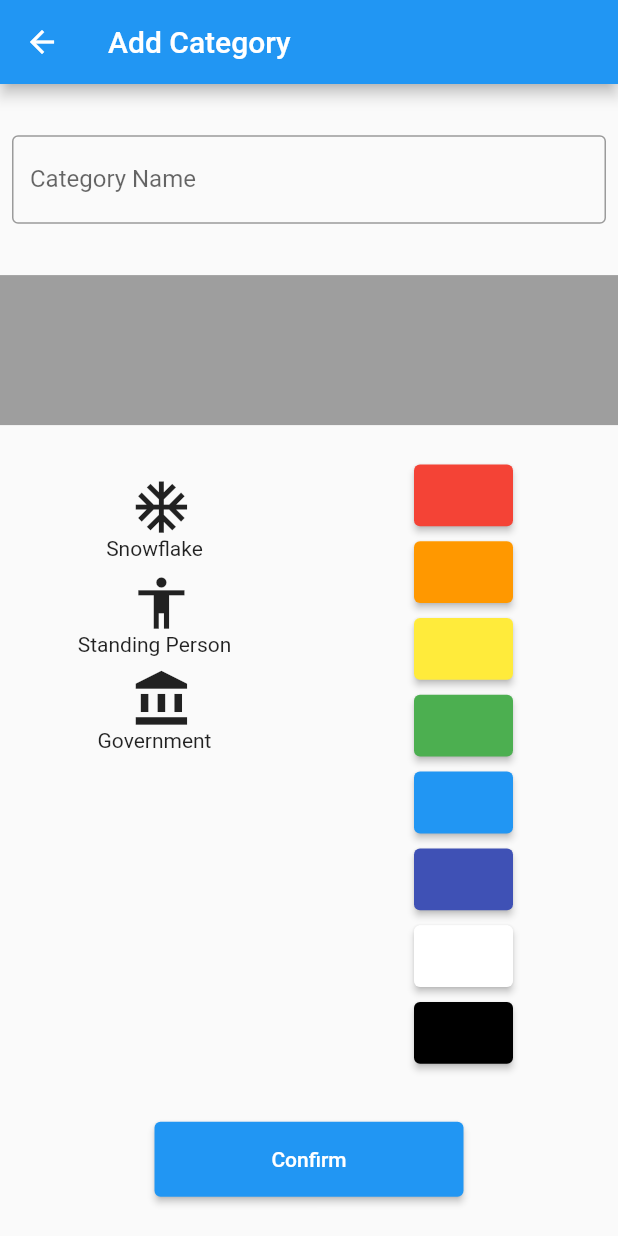
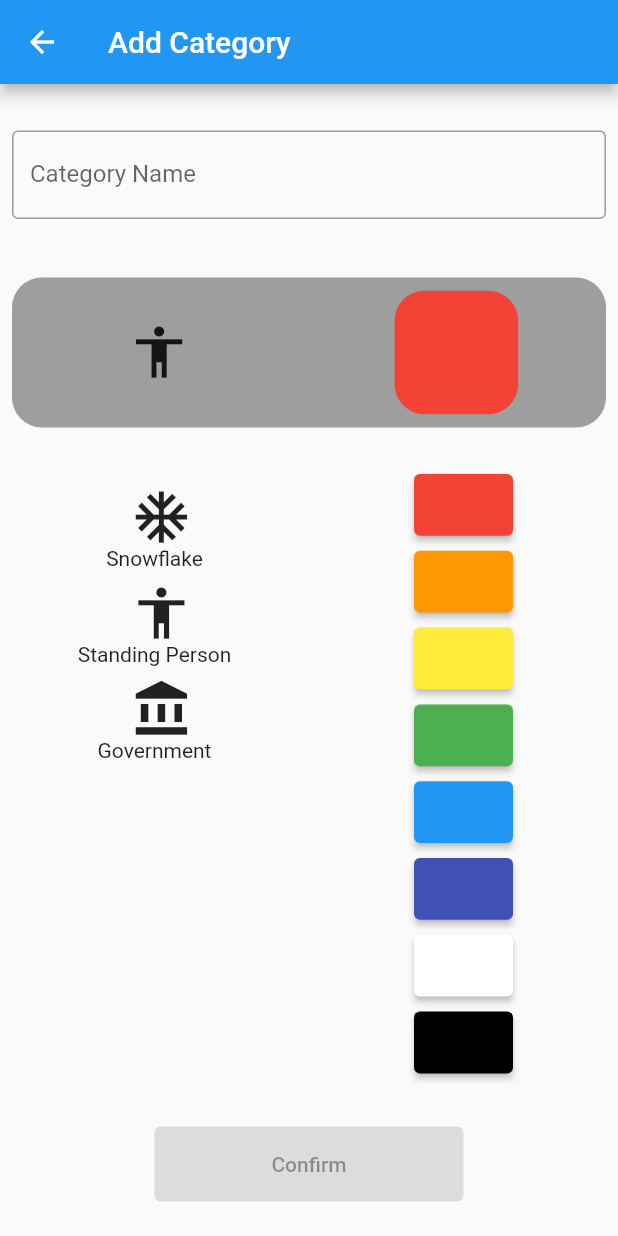
Before and after one commit to a-a-ronli/soberguardian, a Flutter app: the AddCategoryScreen screen opened directly, after a tap on the "accessibility" icon, on a phone screen of 412 x 824 dp. Run offline on Flutter 3.47's test engine with Material 2 defaults, Android fonts, the phone set to English and light mode, and no system bars; our stand-ins replace auto_size_text, firebase_auth, firebase_core, firebase_database, google_fonts, location and 1 more; accounts and stored records are empty.

Commit message:
Added Add Category Feature

```diff
--- a/soberguardianflutter/lib/add_category.dart
+++ b/soberguardianflutter/lib/add_category.dart
@@ -1,6 +1,11 @@
 import 'package:flutter/material.dart';
+import 'package:firebase_database/firebase_database.dart';
+import 'package:soberguardian/services/auth.dart';
+import 'package:soberguardian/shared/singleton.dart';
+
 import 'package:soberguardian/icons.dart';
 import 'package:soberguardian/colors.dart';
+import 'package:soberguardian/shared/colors_reference.dart';
 
 class AddCategoryScreen extends StatefulWidget {
   const AddCategoryScreen({super.key});
@@ -11,6 +16,10 @@ class AddCategoryScreen extends StatefulWidget {
 
 class _AddCategoryScreenState extends State<AddCategoryScreen> {
     late TextEditingController categoryNameController;
+    IconData iconSelection = supportedIcons[0].last;
+    Color colorSelection = supportedColors[0];
+
+    final Singleton _singleton = Singleton();
 
     @override
     void initState() {
@@ -45,11 +54,33 @@ class _AddCategoryScreenState extends State<AddCategoryScreen> {
                           ),
                       ),
                     ),
-                    Container(
-                        width: MediaQuery.of(context).size.width,
-                        height: 100,
-                        color: Colors.grey,
-                        child: Row(children: [],)
+                    Padding(
+                      padding: const EdgeInsets.all(8.0),
+                      child: Container(
+                          width: MediaQuery.of(context).size.width,
+                          height: 100,
+                          // color: Colors.grey,
+                          decoration: BoxDecoration(
+                              color: Colors.grey,
+                              borderRadius: BorderRadius.all(Radius.circular(20))
+                          ),
+                          child: Row(
+                              mainAxisAlignment: MainAxisAlignment.start,
+                              children: [
+                              SizedBox(
+                                  width: MediaQuery.sizeOf(context).width / 2.1,
+                                  child: Icon(iconSelection, size: MediaQuery.sizeOf(context).width / 10,)),
+                              SizedBox(width: MediaQuery.of(context).size.width / 7),
+                                  Container(
+                                    decoration: BoxDecoration(
+                                        color: colorSelection,
+                                        borderRadius: BorderRadius.all(Radius.circular(20))
+                                    ),
+                                    height: MediaQuery.of(context).size.height / 10,
+                                    width: MediaQuery.of(context).size.height / 10,
+                                ),
+                          ],)
+                      ),
                     ),
                     Row(
                         mainAxisAlignment: MainAxisAlignment.spaceEvenly,
@@ -70,7 +101,11 @@ class _AddCategoryScreenState extends State<AddCategoryScreen> {
                                             IconButton(
                                                 tooltip: pair.first,
                                                 onPressed: () {
-                                                    print(pair.first);
+                                                    if (mounted) {
+                                                      setState(() {
+                                                        iconSelection=pair.last;
+                                                    });
+                                                    }
                                                 },
                                                 icon: Icon(pair.last, size: MediaQuery.sizeOf(context).width / 10,)),
                                             Text(pair.first),
@@ -96,7 +131,13 @@ class _AddCategoryScreenState extends State<AddCategoryScreen> {
                                             // color: color,
                                             // shape: BoxShape.circle,
                                             // ),
-                                          child: ElevatedButton(onPressed: () {}, child: Text(""), style: ElevatedButton.styleFrom(
+                                          child: ElevatedButton(onPressed: () {
+                                            if (mounted) {
+                                              setState(() {
+                                                colorSelection=color;
+                                            });
+                                            }
+                                          }, child: Text(""), style: ElevatedButton.styleFrom(
                                               backgroundColor: color
                                           )),
                                         );
@@ -110,9 +151,23 @@ class _AddCategoryScreenState extends State<AddCategoryScreen> {
                         ],
                     ),
                     SizedBox(
-                        child: ElevatedButton(onPressed: () {}, child: Text("Confirm")),
                         width: MediaQuery.sizeOf(context).width / 2,
                         height: 50,
+                        child: ElevatedButton(onPressed: (categoryNameController.text != "") ? () {
+                            final ref =  FirebaseDatabase.instance.ref("user/${Auth().user?.uid}/categories");
+                            print("users/${Auth().user?.uid}/categories");
+                            List<dynamic> user_categories = List<dynamic>.from(_singleton.userData?.child("categories").value as List<dynamic>);
+                            user_categories.add({"name": categoryNameController.text, "color": colorToName[colorSelection], "icon": iconsToString[iconSelection]});
+                            ref.set(user_categories);
+                            Navigator.pop(context);
+                        //     ref.once().then((DatabaseEvent event) {
+                        //         DataSnapshot snapshot = event.snapshot;
+                        //         if (snapshot.value)
+                        //         List<dynamic> arr = List<dynamic>.from(snapshot.value as List<dynamic>);
+                        //         arr.add({"name": "Test"});
+                        //         ref.set(arr);
+                        // });
+                        } : null, child: const Text("Confirm")),
                     ),
                 ],
             )
--- a/soberguardianflutter/lib/icons.dart
+++ b/soberguardianflutter/lib/icons.dart
@@ -13,6 +13,12 @@ List<Pair<String, IconData>> supportedIcons = [
     Pair("Government", const IconData(0xe040, fontFamily: 'MaterialIcons')), // account_balance constant
 ];
 
+Map<IconData, String> iconsToString = {
+    IconData(0xe037, fontFamily: 'MaterialIcons'): "e037",
+    IconData(0xe03c, fontFamily: 'MaterialIcons'): "e03c",
+    IconData(0xe040, fontFamily: 'MaterialIcons'): "e040",
+};
+
 // Map<String, IconData> supportedIcons1 = {
 //     "Snowflake" : const IconData(0xe037, fontFamily: 'MaterialIcons'), // ac_unit constant
 //     "Standing Person" : const IconData(0xe03c, fontFamily: 'MaterialIcons'), // accessibility constant
--- /dev/null
+++ b/soberguardianflutter/lib/shared/colors_reference.dart
@@ -0,0 +1,26 @@
+
+import 'package:flutter/material.dart';
+
+Map<String, Color> nameToColors = {
+    "brown": Color(0xff5c4033),
+    "red": const Color.fromARGB(255, 244, 67, 54),
+    "orange": const Color.fromARGB(255, 255, 152, 0),
+    "yellow": const Color.fromARGB(255, 255, 235, 59),
+    "green": const Color.fromARGB(255, 76, 175, 80),
+    "blue": const Color.fromARGB(255, 33, 150, 243),
+    "dark blue": const Color.fromARGB(255, 63, 81, 181),
+    "white": const Color.fromARGB(255, 255, 255, 255),
+    "black": const Color.fromARGB(255, 0, 0, 0)
+};
+
+Map<Color,String> colorToName = {
+    Color(0xff5c4033): "brown",
+    Color.fromARGB(255, 244, 67, 54) : "red",
+    Color.fromARGB(255, 255, 152, 0): "orange",
+    Color.fromARGB(255, 255, 235, 59): "yellow",
+    Color.fromARGB(255, 76, 175, 80): "green",
+    Color.fromARGB(255, 33, 150, 243): "blue",
+    Color.fromARGB(255, 63, 81, 181): "dark blue",
+    Color.fromARGB(255, 255, 255, 255): "white",
+    Color.fromARGB(255, 0, 0, 0): "black"
+};
```
Also changed, not shown: soberguardianflutter/lib/emergency.dart (+11 -9 lines), soberguardianflutter/lib/shared/colors.dart (deleted, +0 -7 lines).
